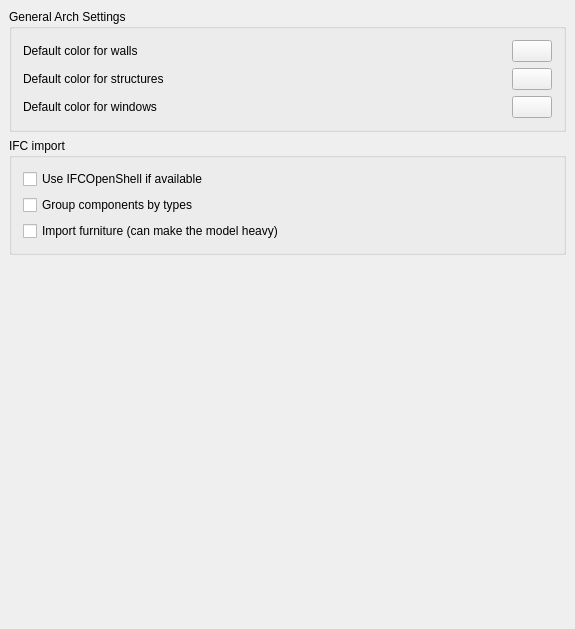
Qt form src/Mod/Arch/Resources/ui/archprefs-base.ui (berndhahnebach/All_FreeCAD) before a commit.
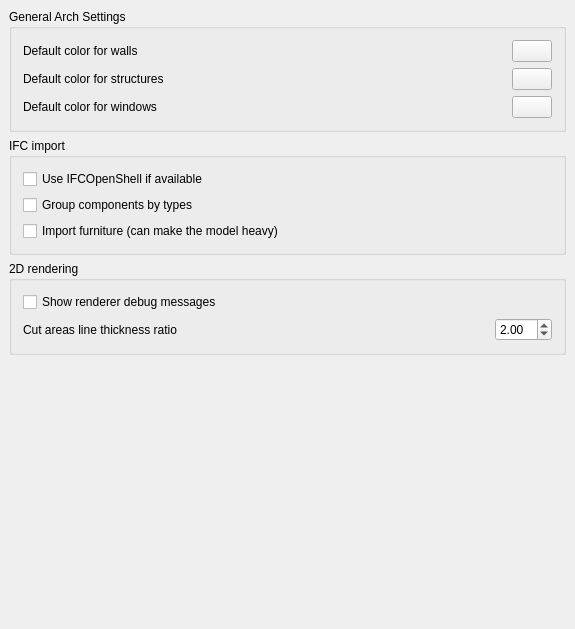
The same form after that commit. Custom widgets are drawn as their Qt base class.

Commit message: Arch: Bugfixes and hidden lines mode for section planes

```diff
--- a/src/Mod/Arch/Resources/ui/archprefs-base.ui
+++ b/src/Mod/Arch/Resources/ui/archprefs-base.ui
@@ -224,6 +224,75 @@
      </layout>
     </widget>
    </item>
+   <item>
+    <widget class="QGroupBox" name="groupBox_3">
+     <property name="title">
+      <string>2D rendering</string>
+     </property>
+     <layout class="QVBoxLayout" name="verticalLayout_3">
+      <item>
+       <layout class="QHBoxLayout" name="horizontalLayout_7">
+        <item>
+         <widget class="Gui::PrefCheckBox" name="gui::prefcheckbox_4">
+          <property name="toolTip">
+           <string>Show debug information during 2D rendering</string>
+          </property>
+          <property name="text">
+           <string>Show renderer debug messages</string>
+          </property>
+          <property name="prefEntry" stdset="0">
+           <cstring>ShowVRMDebug</cstring>
+          </property>
+          <property name="prefPath" stdset="0">
+           <cstring>Mod/Arch</cstring>
+          </property>
+         </widget>
+        </item>
+       </layout>
+      </item>
+      <item>
+       <layout class="QHBoxLayout" name="horizontalLayout_8">
+        <item>
+         <widget class="QLabel" name="label_3">
+          <property name="text">
+           <string>Cut areas line thickness ratio</string>
+          </property>
+         </widget>
+        </item>
+        <item>
+         <spacer name="horizontalSpacer_3">
+          <property name="orientation">
+           <enum>Qt::Horizontal</enum>
+          </property>
+          <property name="sizeHint" stdset="0">
+           <size>
+            <width>40</width>
+            <height>20</height>
+           </size>
+          </property>
+         </spacer>
+        </item>
+        <item>
+         <widget class="Gui::PrefDoubleSpinBox" name="gui::prefdoublespinbox">
+          <property name="toolTip">
+           <string>Specifies how many times the viewed line thickness must be applied to cut lines</string>
+          </property>
+          <property name="value">
+           <double>2.000000000000000</double>
+          </property>
+          <property name="prefEntry" stdset="0">
+           <cstring>CutLineThickness</cstring>
+          </property>
+          <property name="prefPath" stdset="0">
+           <cstring>Mod/Arch</cstring>
+          </property>
+         </widget>
+        </item>
+       </layout>
+      </item>
+     </layout>
+    </widget>
+   </item>
    <item>
     <spacer name="verticalSpacer">
      <property name="orientation">
@@ -257,6 +326,11 @@
    <extends>QCheckBox</extends>
    <header>Gui/PrefWidgets.h</header>
   </customwidget>
+  <customwidget>
+   <class>Gui::PrefDoubleSpinBox</class>
+   <extends>QDoubleSpinBox</extends>
+   <header>Gui/PrefWidgets.h</header>
+  </customwidget>
  </customwidgets>
  <resources/>
  <connections/>
```
The commit also changes 5 other files.
